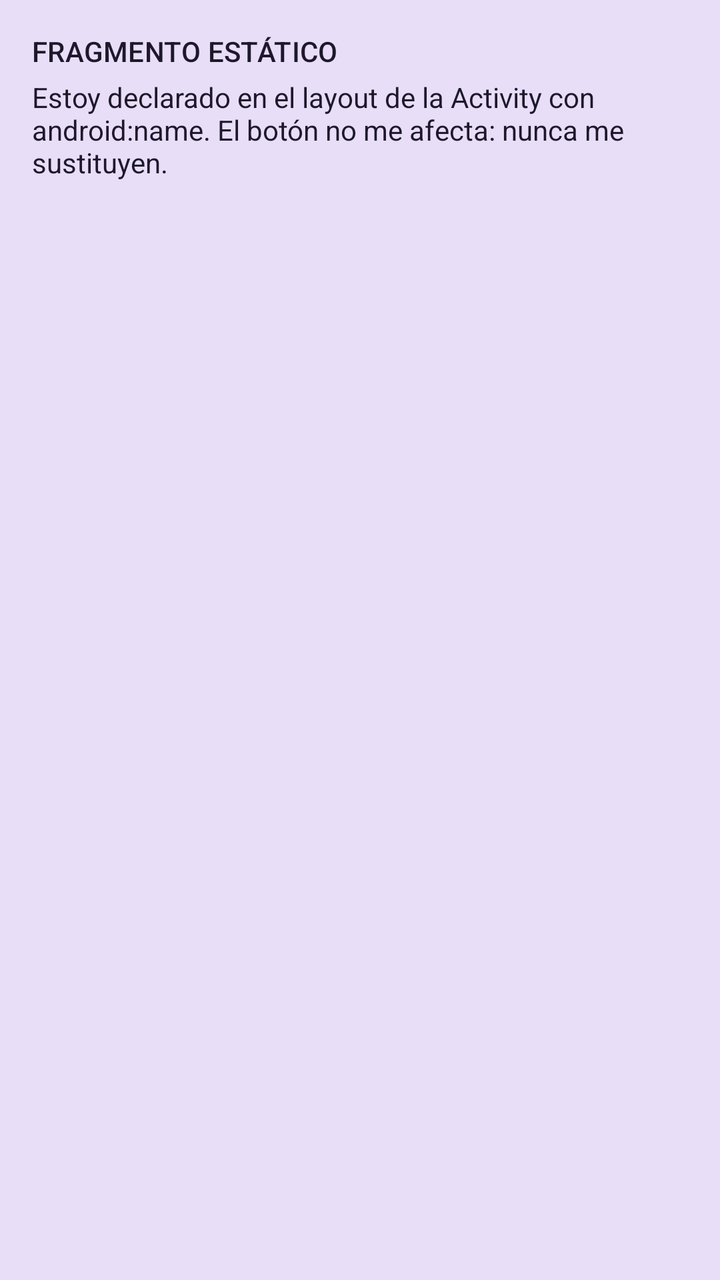
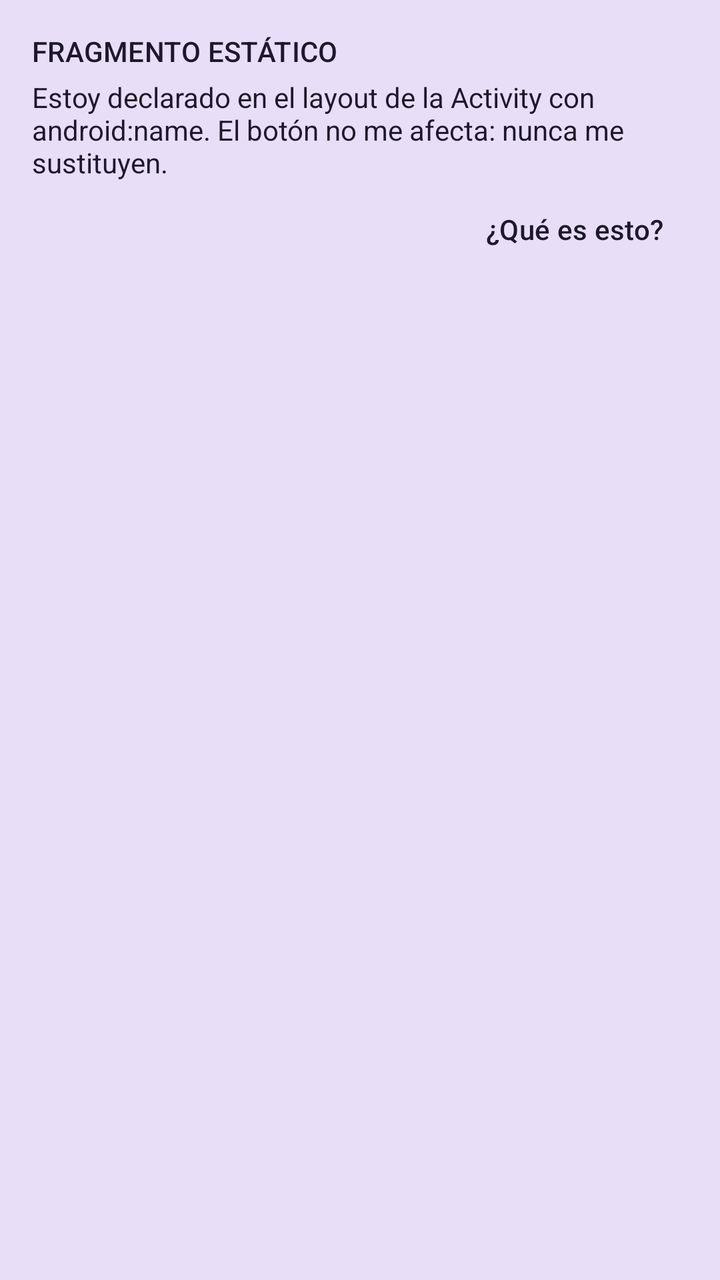

Before-and-after screenshots of an Android layout around one commit, followed by the original layout XML and the change that was made.
<!-- AndroidManifest.xml: application theme Theme.FragmentosEstaticosDinamicos -->
<!-- res/layout/fragment_cabecera.xml -->
<?xml version="1.0" encoding="utf-8"?>
<LinearLayout xmlns:android="http://schemas.android.com/apk/res/android"
    android:layout_width="match_parent"
    android:layout_height="wrap_content"
    android:background="?attr/colorSecondaryContainer"
    android:orientation="vertical"
    android:padding="16dp">

    <TextView
        android:id="@+id/tvEtiqueta"
        android:layout_width="wrap_content"
        android:layout_height="wrap_content"
        android:text="@string/etiqueta_estatico"
        android:textAppearance="?attr/textAppearanceLabelLarge"
        android:textColor="?attr/colorOnSecondaryContainer" />

    <TextView
        android:id="@+id/tvTexto"
        android:layout_width="match_parent"
        android:layout_height="wrap_content"
        android:layout_marginTop="4dp"
        android:text="@string/texto_cabecera"
        android:textColor="?attr/colorOnSecondaryContainer" />
</LinearLayout>
<!-- resources referenced by this layout -->
<resources>
  <string name="etiqueta_estatico">FRAGMENTO ESTÁTICO</string>
  <string name="texto_cabecera">Estoy declarado en el layout de la Activity con android:name. El botón no me afecta: nunca me sustituyen.</string>
  <style name="Theme.FragmentosEstaticosDinamicos" parent="Theme.Material3.DayNight.NoActionBar" />
</resources>

<!-- the commit's change to res/layout/fragment_cabecera.xml (unified diff, before → after) -->
@@ -21,4 +21,14 @@
         android:layout_marginTop="4dp"
         android:text="@string/texto_cabecera"
         android:textColor="?attr/colorOnSecondaryContainer" />
+
+    
+    <Button
+        android:id="@+id/btnAyuda"
+        style="@style/Widget.Material3.Button.TextButton"
+        android:layout_width="wrap_content"
+        android:layout_height="wrap_content"
+        android:layout_gravity="end"
+        android:text="@string/que_es_esto"
+        android:textColor="?attr/colorOnSecondaryContainer" />
 </LinearLayout>
<!-- resource entries referenced after the edit -->
@@ -1,6 +1,7 @@
 <!-- resources referenced by this layout -->
 <resources>
   <string name="etiqueta_estatico">FRAGMENTO ESTÁTICO</string>
+  <string name="que_es_esto">¿Qué es esto?</string>
   <string name="texto_cabecera">Estoy declarado en el layout de la Activity con android:name. El botón no me afecta: nunca me sustituyen.</string>
   <style name="Theme.FragmentosEstaticosDinamicos" parent="Theme.Material3.DayNight.NoActionBar" />
 </resources>
